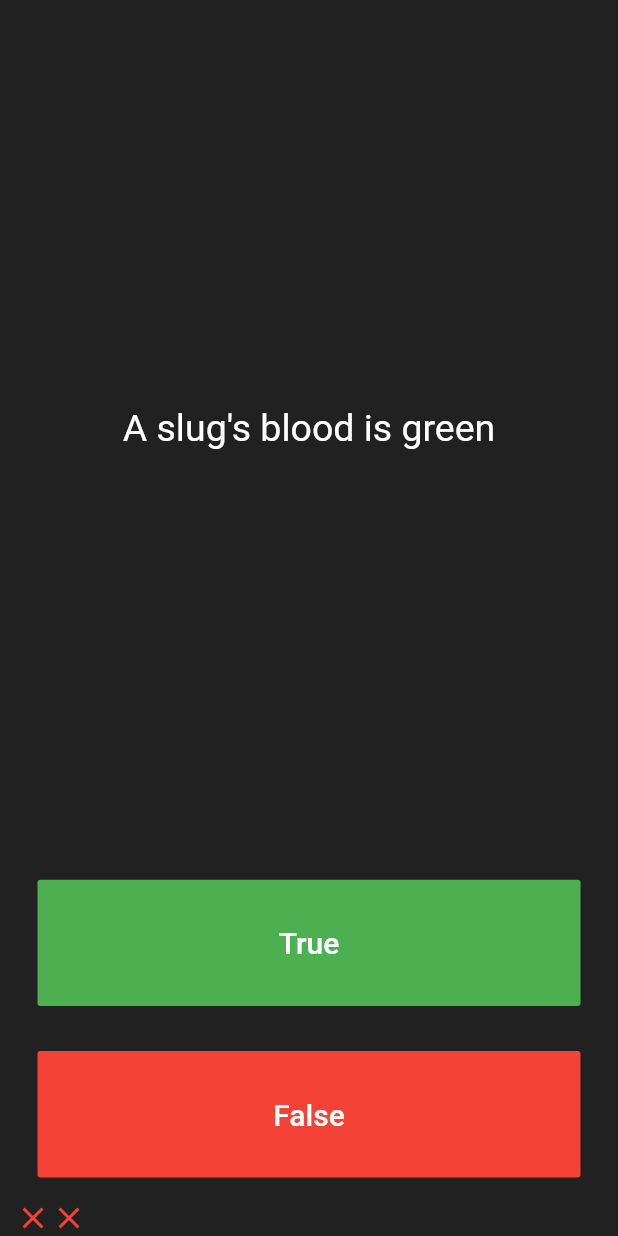
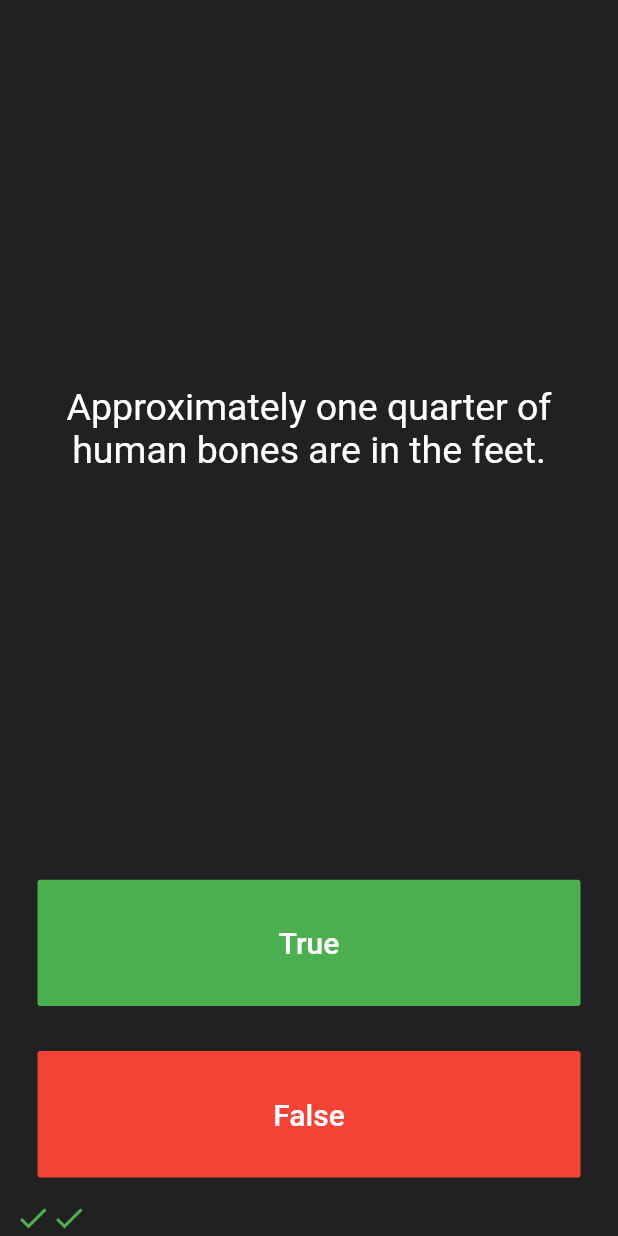
Before and after one commit to praveen-pro/quizzler-flutter, a Flutter app: the screen it shows after launch, after a tap on "True", after a tap on "False", on a phone screen of 412 x 824 dp. Run offline on Flutter 3.47's test engine with Material 2 defaults, Android fonts, the phone set to English and light mode, and no system bars; our stand-ins replace rflutter_alert.

Commit message:
Completed Quizzler App

```diff
--- a/lib/main.dart
+++ b/lib/main.dart
@@ -1,6 +1,11 @@
 import 'package:flutter/material.dart';
+import 'package:rflutter_alert/rflutter_alert.dart';
+
+import 'quiz_brain.dart';
 
 void main() => runApp(Quizzler());
+
+QuizBrain quizBrain = QuizBrain();
 
 class Quizzler extends StatelessWidget {
   @override
@@ -27,15 +32,7 @@ class QuizPage extends StatefulWidget {
 class _QuizPageState extends State<QuizPage> {
   List<Icon> scoreKeeper = [];
 
-  List<String> questions = [
-    'You can lead a cow downstairs but not upstairs',
-    'Approximately one quarter of human bones are in the feet',
-    'A slug\'s blood is green'
-  ];
-
   int questionNumber = 0;
-
-  List<bool> answers = [false, true, true];
 
   @override
   Widget build(BuildContext context) {
@@ -49,7 +46,7 @@ class _QuizPageState extends State<QuizPage> {
             padding: EdgeInsets.all(10.0),
             child: Center(
               child: Text(
-                questions[questionNumber],
+                quizBrain.getQuestionText(),
                 textAlign: TextAlign.center,
                 style: TextStyle(
                   fontSize: 25.0,
@@ -107,11 +104,21 @@ class _QuizPageState extends State<QuizPage> {
 
   void nextQuestion(bool selectedAnswer) {
     setState(() {
-      if (selectedAnswer == answers[questionNumber])
-        scoreKeeper.add(correctAnswer());
-      else
-        scoreKeeper.add(wrongAnswer());
-      if (questionNumber < questions.length - 1) questionNumber++;
+      if (quizBrain.isFinished()) {
+        Alert(
+          context: context,
+          title: "Finished!",
+          desc: "You have reached end of the quiz.",
+        ).show();
+        quizBrain.reset();
+        scoreKeeper.clear();
+      } else {
+        if (selectedAnswer == quizBrain.getCorrectAnswer())
+          scoreKeeper.add(correctAnswer());
+        else
+          scoreKeeper.add(wrongAnswer());
+        quizBrain.nextQuestion();
+      }
     });
   }
 
@@ -129,9 +136,3 @@ class _QuizPageState extends State<QuizPage> {
     );
   }
 }
-
-/*
-question1: 'You can lead a cow down stairs but not up stairs.', false,
-question2: 'Approximately one quarter of human bones are in the feet.', true,
-question3: 'A slug\'s blood is green.', true,
-*/
--- /dev/null
+++ b/lib/question.dart
@@ -0,0 +1,6 @@
+class Question {
+  String questionText;
+  bool questionAnswer;
+
+  Question(this.questionText, this.questionAnswer);
+}
--- /dev/null
+++ b/lib/quiz_brain.dart
@@ -0,0 +1,53 @@
+import 'question.dart';
+
+class QuizBrain {
+  int _questionNumber = 0;
+
+  List<Question> _questionBank = [
+    Question('Some cats are actually allergic to humans', true),
+    Question('You can lead a cow down stairs but not up stairs.', false),
+    Question('Approximately one quarter of human bones are in the feet.', true),
+    Question('A slug\'s blood is green.', true),
+    Question('Buzz Aldrin\'s mother\'s maiden name was \"Moon\".', true),
+    Question('It is illegal to pee in the Ocean in Portugal.', true),
+    Question(
+        'No piece of square dry paper can be folded in half more than 7 times.',
+        false),
+    Question(
+        'In London, UK, if you happen to die in the House of Parliament, you are technically entitled to a state funeral, because the building is considered too sacred a place.',
+        true),
+    Question(
+        'The loudest sound produced by any animal is 188 decibels. That animal is the African Elephant.',
+        false),
+    Question(
+        'The total surface area of two human lungs is approximately 70 square metres.',
+        true),
+    Question('Google was originally called \"Backrub\".', true),
+    Question(
+        'Chocolate affects a dog\'s heart and nervous system; a few ounces are enough to kill a small dog.',
+        true),
+    Question(
+        'In West Virginia, USA, if you accidentally hit an animal with your car, you are free to take it home to eat.',
+        true)
+  ];
+
+  void nextQuestion() {
+    if (_questionNumber < _questionBank.length - 1) _questionNumber++;
+  }
+
+  String getQuestionText() {
+    return _questionBank[_questionNumber].questionText;
+  }
+
+  bool getCorrectAnswer() {
+    return _questionBank[_questionNumber].questionAnswer;
+  }
+
+  bool isFinished() {
+    return _questionNumber >= _questionBank.length - 1;
+  }
+
+  void reset() {
+    _questionNumber = 0;
+  }
+}
--- a/pubspec.yaml
+++ b/pubspec.yaml
@@ -19,6 +19,7 @@ dependencies:
   # The following adds the Cupertino Icons font to your application.
   # Use with the CupertinoIcons class for iOS style icons.
   cupertino_icons: ^0.1.2
+  rflutter_alert: ^1.0.3
 
 dev_dependencies:
   flutter_test:
```
